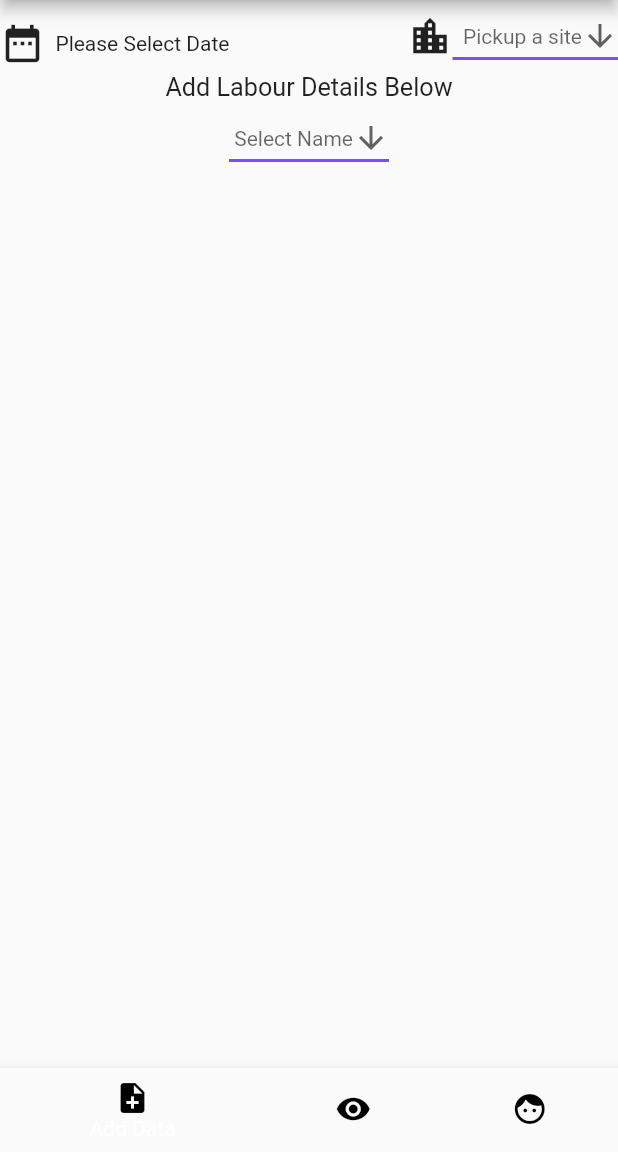
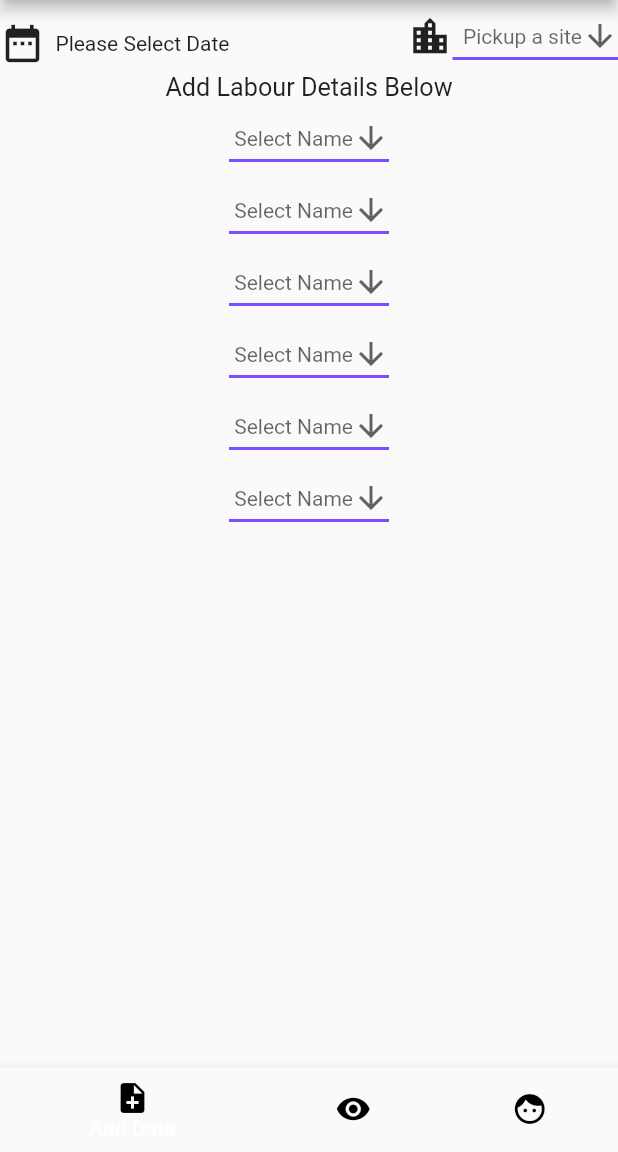
Before and after one commit to mechbullgt/flutter-pocs, a Flutter app: the screen it shows after launch, on a phone screen of 412 x 824 dp, the part 84-1236 px from its top. Run offline on Flutter 3.47's test engine with Material 2 defaults, Android fonts, the phone set to English and light mode, and no system bars.

```diff
--- a/lib/tabs/addpage.dart
+++ b/lib/tabs/addpage.dart
@@ -14,7 +14,6 @@ class _AddPageState extends State<AddPage> {
   var siteLocations = <String>['Rainbow', 'Khurana', 'Sao', 'Bhadoria'];
   int labourIndex;
   var labourList = <String>['Ram', 'Sukru', 'Babu', 'Bansi'];
-
 
   Future _selectDate() async {
     DateTime picked = await showDatePicker(
@@ -125,8 +124,7 @@ class _AddPageState extends State<AddPage> {
     print("Add Labour");
     return new DropdownButton<String>(
       hint: new Text('\t\Select Name'),
-              value:
-                  labourIndex == null ? null : labourList[labourIndex],
+      value: labourIndex == null ? null : labourList[labourIndex],
       icon: Icon(Icons.arrow_downward),
       iconSize: 24,
       elevation: 16,
@@ -140,8 +138,7 @@ class _AddPageState extends State<AddPage> {
           labourIndex = labourList.indexOf(newValue);
         });
       },
-              items:
-                  labourList.map<DropdownMenuItem<String>>((String value) {
+      items: labourList.map<DropdownMenuItem<String>>((String value) {
         return DropdownMenuItem<String>(
           value: value,
           child: Text("\t\t\t" + value),
@@ -170,12 +167,20 @@ class _AddPageState extends State<AddPage> {
 
   Container addLabourContainer() {
     return Container(
-        child: Column(
-        children: <Widget>[
-          Text("Add Labour Details Below",textScaleFactor: 1.2,),
-          addLabourController()
-        ]
+      child: Column(children: <Widget>[
+        Text(
+          "Add Labour Details Below",
+          textScaleFactor: 1.2,
         ),
+        Column(children: <Widget>[
+          addLabourController(),
+          addLabourController(),
+          addLabourController(),
+          addLabourController(),
+          addLabourController(),
+          addLabourController(),
+        ]),
+      ]),
     );
   }
 
```
Also changed, not shown: 1 other file. Lines whose indentation alone changed are shown as unchanged.
